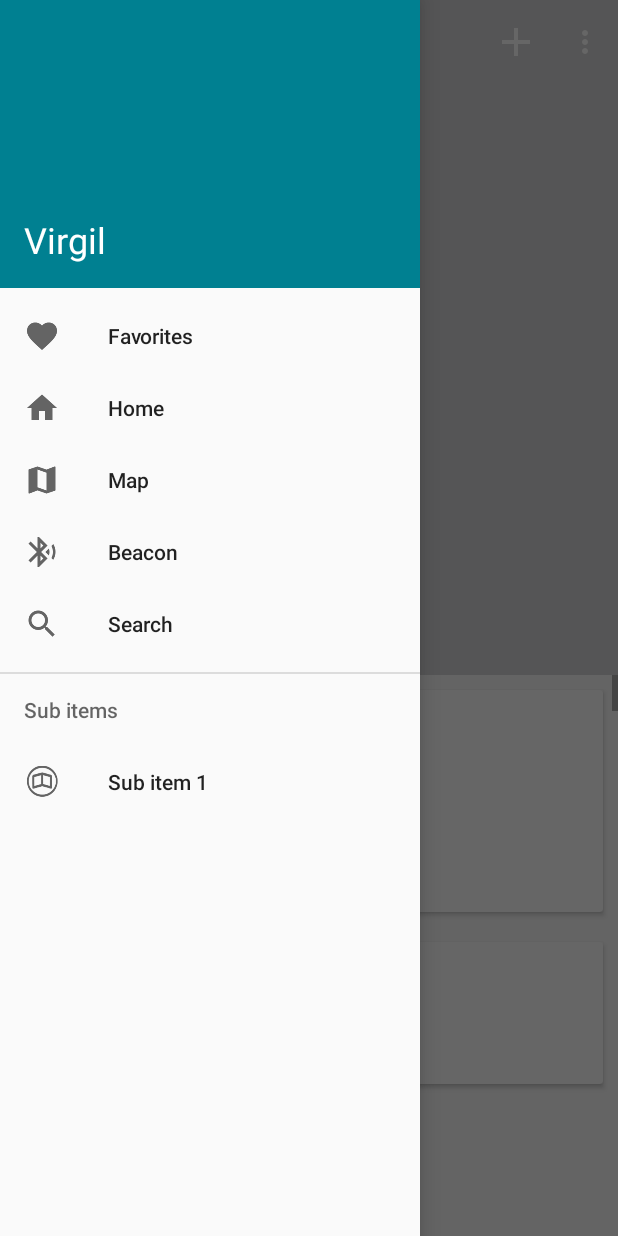
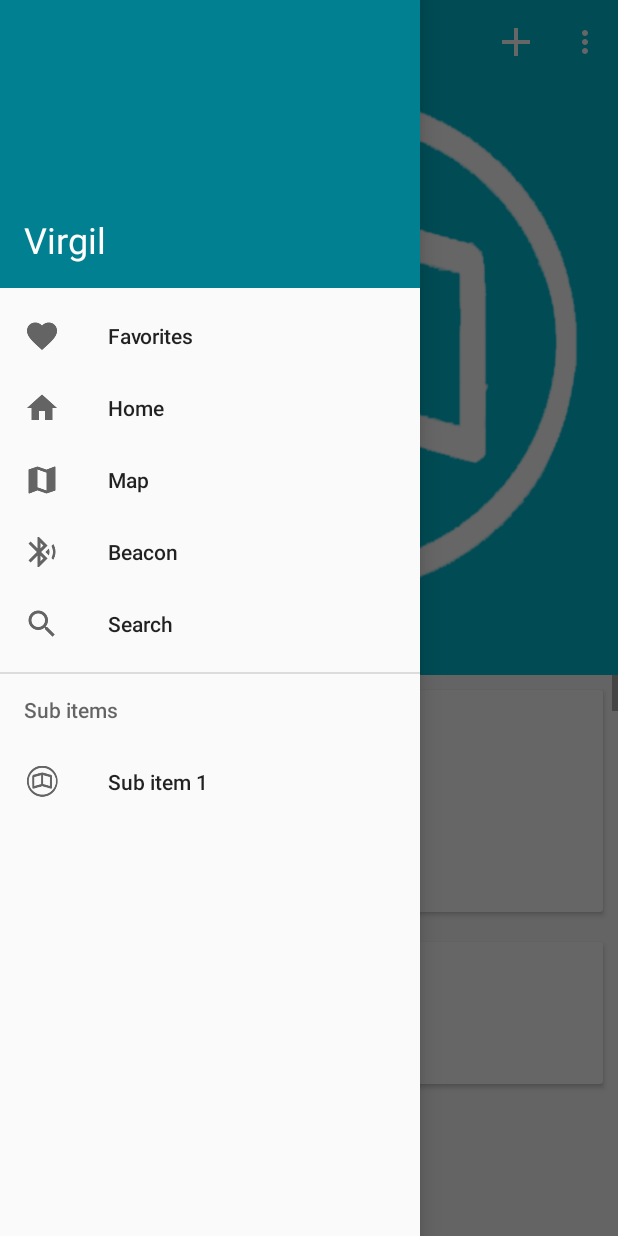
Before and after one commit to VictorFerrero/Virgil_Android, an Android app: the GalleryActivity screen opened directly, with no data from a screen before it, with the side drawer open, on a phone screen of 412 x 824 dp. Run offline under Robolectric (Android 15) with nearby library versions, the light colour scheme and no system bars; our stand-ins replace ButterKnife.

Commit message:
Changed first tab to events
Fixed tab images

```diff
--- a/Virgil/app/src/main/java/wisc/virgil/virgil/GalleryActivity.java
+++ b/Virgil/app/src/main/java/wisc/virgil/virgil/GalleryActivity.java
@@ -69,7 +69,7 @@ public class GalleryActivity extends AppCompatActivity {
 
         //Fill Titles for tabs with gallery names
         List<String> nameList = new ArrayList<>();
-        nameList.add("Description");
+        nameList.add("Events");
         for(int i = 0; i < api.getMuseum().getGalleries().size(); i++) {
             nameList.add(api.getMuseum().getGalleries().get(i).getName());
         }
@@ -79,6 +79,13 @@ public class GalleryActivity extends AppCompatActivity {
         ButterKnife.bind(this);
         setSupportActionBar(toolbar);
         setUpTabs();
+
+        ImageView imageView = (ImageView) findViewById(R.id.iv_gallery);
+        if(api.getMuseum().getContent().isEmpty() || api.getMuseum().getContent().get(0).getImage() == null) {
+            imageView.setImageDrawable(ContextCompat.getDrawable(getApplication(), R.drawable.ic_virgil));
+        } else {
+            imageView.setImageDrawable(api.getMuseum().getContent().get(0).getImage());
+        }
     }
 
     void setUpTabs(){
@@ -103,10 +110,10 @@ public class GalleryActivity extends AppCompatActivity {
                     } else {
                         imageView.setImageDrawable(api.getMuseum().getContent().get(0).getImage());
                     }
-                } else if(api.getMuseum().getGalleries().isEmpty() || api.getMuseum().getGalleries().get(position).getContent().isEmpty() || api.getMuseum().getGalleries().get(position).getContent().get(0).getImage() == null) {
+                } else if(api.getMuseum().getGalleries().isEmpty() || api.getMuseum().getGalleries().get(position - 1).getContent().isEmpty() || api.getMuseum().getGalleries().get(position - 1).getContent().get(0).getImage() == null) {
                     imageView.setImageDrawable(ContextCompat.getDrawable(getApplication(), R.drawable.ic_virgil));
                 } else {
-                    imageView.setImageDrawable(api.getMuseum().getGalleries().get(position).getContent().get(0).getImage());
+                    imageView.setImageDrawable(api.getMuseum().getGalleries().get(position - 1).getContent().get(0).getImage());
                 }
 
                 imageView.setScaleType(ImageView.ScaleType.CENTER_CROP);
--- a/Virgil/app/src/main/java/wisc/virgil/virgil/MuseumSelectActivity.java
+++ b/Virgil/app/src/main/java/wisc/virgil/virgil/MuseumSelectActivity.java
@@ -37,6 +37,8 @@ public class MuseumSelectActivity extends AppCompatActivity {
         //Setup API and fetch museum list
         api = new VirgilAPI();
         api.fetchAllMuseums();
+
+        api.fetchMuseum(0);
 
         showListView();
 
--- a/Virgil/app/src/main/java/wisc/virgil/virgil/VirgilAPI.java
+++ b/Virgil/app/src/main/java/wisc/virgil/virgil/VirgilAPI.java
@@ -1,5 +1,6 @@
 package wisc.virgil.virgil;
 
+import java.io.Serializable;
 import java.lang.reflect.Array;
 import java.util.ArrayList;
 import android.util.Log;
```
